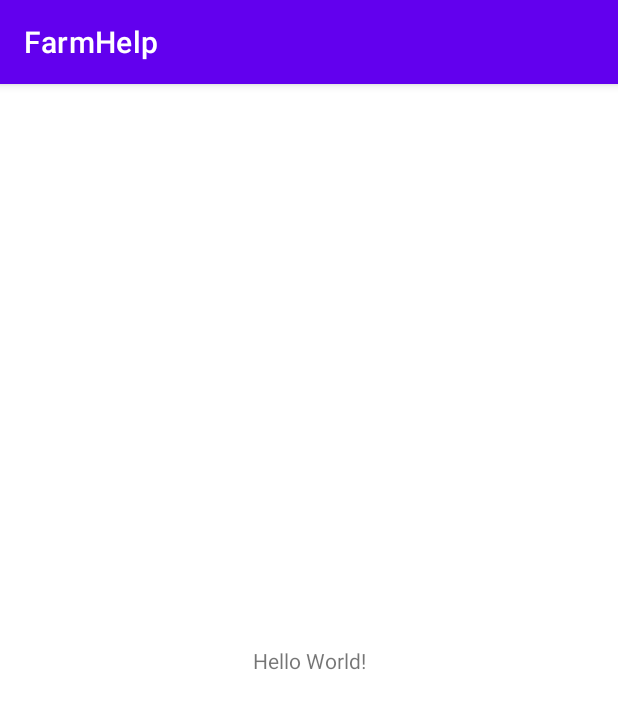
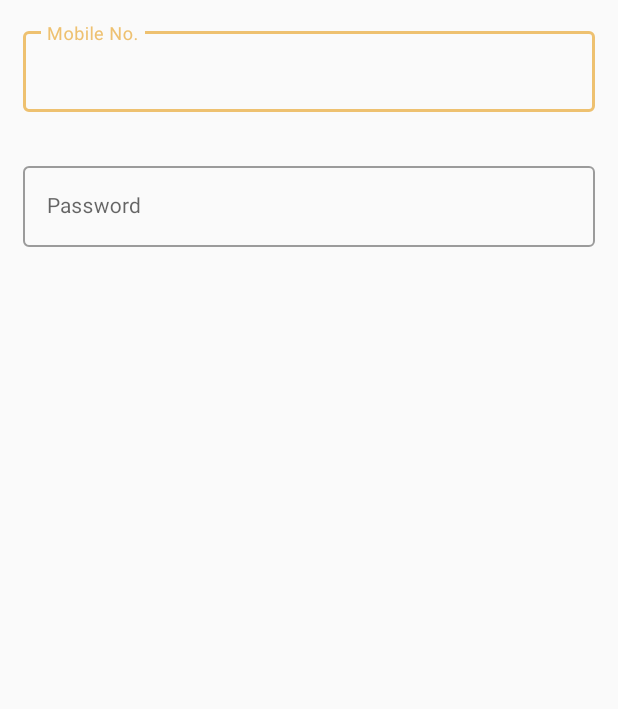
Before and after one commit to deorerohit/FHelp, an Android app: the screen it shows after launch (MainActivity before the commit, SignUp after it), on a phone screen of 412 x 824 dp. Shown: the top 709 px of the screen. Run offline under Robolectric (Android 15) with nearby library versions, the phone set to English and light mode, and no system bars.

Commit message:
started sign up layout

```diff
--- a/app/build.gradle
+++ b/app/build.gradle
@@ -30,10 +30,15 @@ android {
 
 dependencies {
 
-    implementation 'androidx.appcompat:appcompat:1.3.0'
-    implementation 'com.google.android.material:material:1.3.0'
-    implementation 'androidx.constraintlayout:constraintlayout:2.0.4'
+    implementation 'androidx.appcompat:appcompat:1.3.1'
+
+    implementation 'androidx.constraintlayout:constraintlayout:2.1.0'
     testImplementation 'junit:junit:4.+'
-    androidTestImplementation 'androidx.test.ext:junit:1.1.2'
-    androidTestImplementation 'androidx.test.espresso:espresso-core:3.3.0'
+    androidTestImplementation 'androidx.test.ext:junit:1.1.3'
+    androidTestImplementation 'androidx.test.espresso:espresso-core:3.4.0'
+
+
+    implementation 'com.google.android.material:material:1.4.0'
+    //for material design edittext and buttons
+    implementation 'com.google.android.material:material:1.5.0-alpha02'
 }
--- a/app/src/main/AndroidManifest.xml
+++ b/app/src/main/AndroidManifest.xml
@@ -9,13 +9,13 @@
         android:roundIcon="@mipmap/ic_launcher_round"
         android:supportsRtl="true"
         android:theme="@style/Theme.FarmHelp">
-        <activity android:name=".MainActivity">
+        <activity android:name=".SignUp">
             <intent-filter>
                 <action android:name="android.intent.action.MAIN" />
-
                 <category android:name="android.intent.category.LAUNCHER" />
             </intent-filter>
         </activity>
+        <activity android:name=".MainActivity"></activity>
     </application>
 
 </manifest>
--- /dev/null
+++ b/app/src/main/java/be/project/farmhelp/SignUp.java
@@ -0,0 +1,14 @@
+package be.project.farmhelp;
+
+import androidx.appcompat.app.AppCompatActivity;
+
+import android.os.Bundle;
+
+public class SignUp extends AppCompatActivity {
+
+    @Override
+    protected void onCreate(Bundle savedInstanceState) {
+        super.onCreate(savedInstanceState);
+        setContentView(R.layout.activity_sign_up);
+    }
+}
--- /dev/null
+++ b/app/src/main/res/layout/activity_sign_up.xml
@@ -0,0 +1,36 @@
+<?xml version="1.0" encoding="utf-8"?>
+<LinearLayout xmlns:android="http://schemas.android.com/apk/res/android"
+    xmlns:tools="http://schemas.android.com/tools"
+    android:layout_width="match_parent"
+    android:layout_height="match_parent"
+    tools:context=".SignUp"
+    android:orientation="vertical">
+
+    <com.google.android.material.textfield.TextInputLayout
+        style="@style/Widget.MaterialComponents.TextInputLayout.OutlinedBox"
+        android:layout_width="match_parent"
+        android:layout_height="wrap_content"
+        android:layout_margin="15dp">
+        <com.google.android.material.textfield.TextInputEditText
+            android:id="@+id/mob_no"
+            android:layout_width="match_parent"
+            android:layout_height="match_parent"
+            android:hint="Mobile No."
+            android:textSize="14sp"
+            android:textColor="@color/purple_500"/>
+    </com.google.android.material.textfield.TextInputLayout>
+
+    <com.google.android.material.textfield.TextInputLayout
+        style="@style/Widget.MaterialComponents.TextInputLayout.OutlinedBox"
+        android:layout_width="match_parent"
+        android:layout_height="wrap_content"
+        android:layout_margin="15dp">
+        <com.google.android.material.textfield.TextInputEditText
+            android:id="@+id/pass"
+            android:layout_width="match_parent"
+            android:layout_height="match_parent"
+            android:hint="Password"
+            android:textSize="14sp"
+            android:textColor="@color/purple_500"/>
+    </com.google.android.material.textfield.TextInputLayout>
+</LinearLayout>
--- a/app/src/main/res/values/colors.xml
+++ b/app/src/main/res/values/colors.xml
@@ -1,10 +1,10 @@
 <?xml version="1.0" encoding="utf-8"?>
 <resources>
-    <color name="purple_200">#FFBB86FC</color>
-    <color name="purple_500">#FF6200EE</color>
-    <color name="purple_700">#FF3700B3</color>
-    <color name="teal_200">#FF03DAC5</color>
-    <color name="teal_700">#FF018786</color>
+    <color name="purple_200">#EEC170</color>
+    <color name="purple_500">#772F1A</color>
+    <color name="purple_700">#585123</color>
+    <color name="teal_200">#F2A65A</color>
+    <color name="teal_700">#F58549</color>
     <color name="black">#FF000000</color>
     <color name="white">#FFFFFFFF</color>
 </resources>
--- a/app/src/main/res/values/strings.xml
+++ b/app/src/main/res/values/strings.xml
@@ -1,3 +1,4 @@
 <resources>
     <string name="app_name">FarmHelp</string>
+
 </resources>
--- a/app/src/main/res/values/themes.xml
+++ b/app/src/main/res/values/themes.xml
@@ -1,8 +1,8 @@
 <resources xmlns:tools="http://schemas.android.com/tools">
     <!-- Base application theme. -->
-    <style name="Theme.FarmHelp" parent="Theme.MaterialComponents.DayNight.DarkActionBar">
+    <style name="Theme.FarmHelp" parent="Theme.MaterialComponents.Light.NoActionBar.Bridge">
         <!-- Primary brand color. -->
-        <item name="colorPrimary">@color/purple_500</item>
+        <item name="colorPrimary">@color/purple_200</item>
         <item name="colorPrimaryVariant">@color/purple_700</item>
         <item name="colorOnPrimary">@color/white</item>
         <!-- Secondary brand color. -->
```
